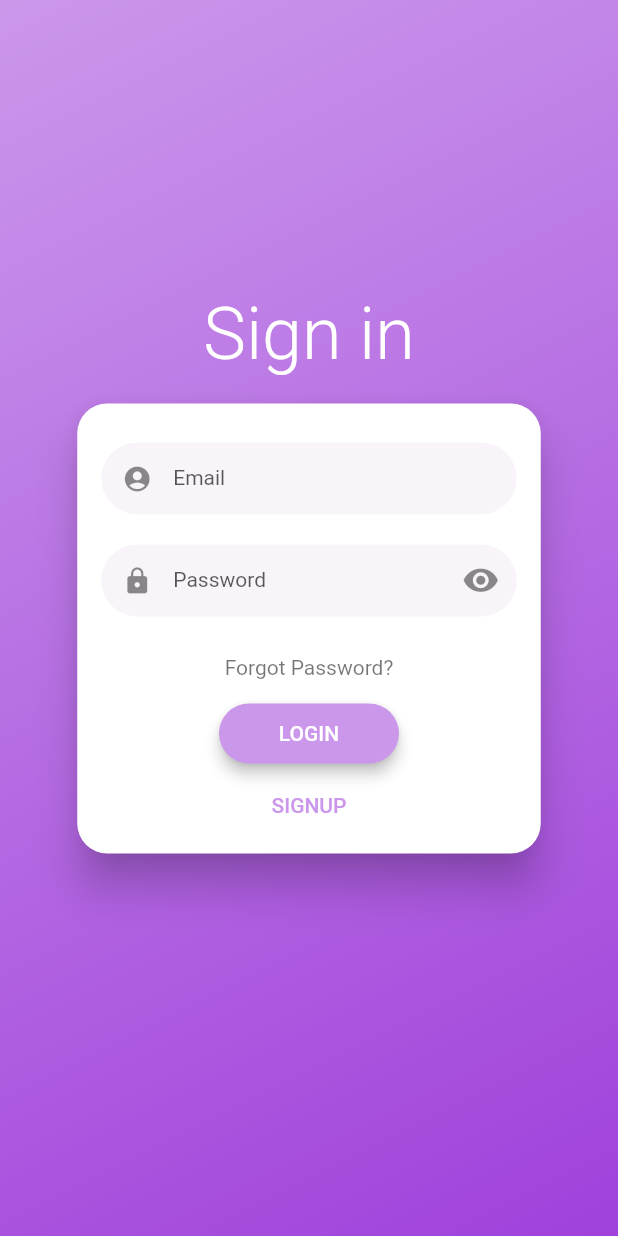
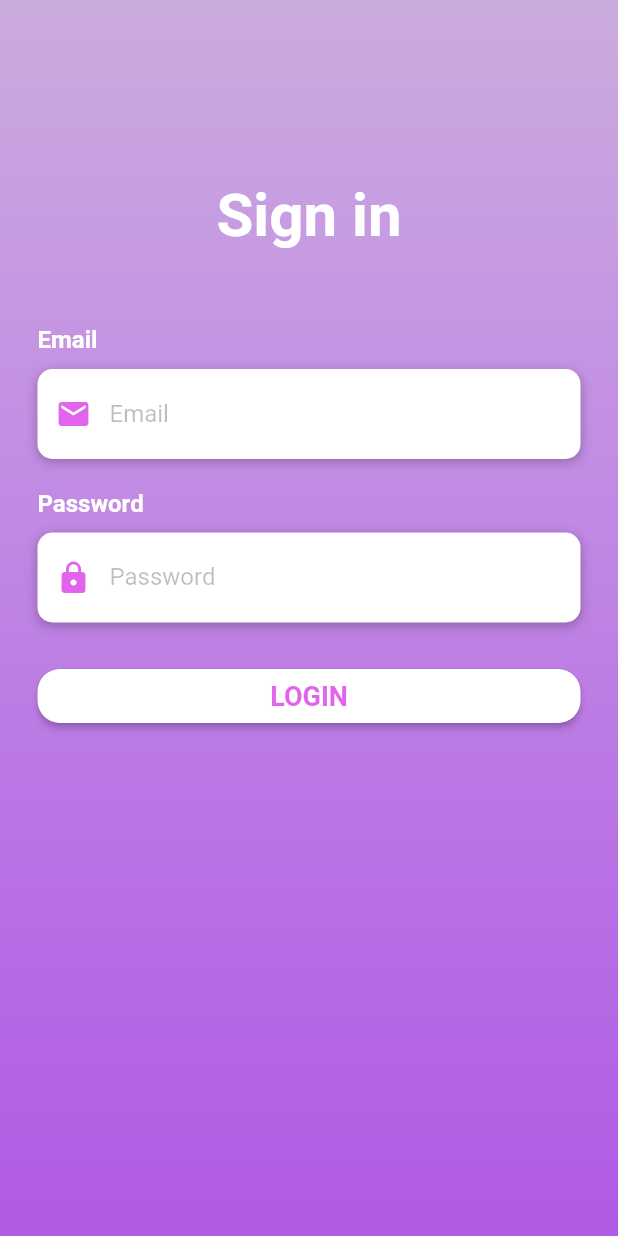
Before and after one commit to Farfaneti/progetto, a Flutter app: the screen it shows after launch, in the side drawer, after a tap on "Logout", on a phone screen of 412 x 824 dp. Run offline on Flutter 3.47's test engine with Material 2 defaults, Android fonts, the phone set to English and light mode, and no system bars; drawn by our look-alikes of flutter_login; our stand-ins replace email_validator, expandable, google_nav_bar, material_design_icons_flutter, shared_preferences, table_calendar.

Commit message:
Revert "login flow"

```diff
--- a/lib/screens/homepage.dart
+++ b/lib/screens/homepage.dart
@@ -145,7 +145,7 @@ class _HomePageState extends State<HomePage> with TickerProviderStateMixin {
               Navigator.pop(context);
               Navigator.of(context).pushReplacement(
                 MaterialPageRoute(
-                  builder: (context) =>  LoginPage(),
+                  builder: (context) => Login_screen(),
                 ),
               );
             },
--- a/lib/screens/login_screen.dart
+++ b/lib/screens/login_screen.dart
@@ -1,79 +1,166 @@
 import 'package:flutter/material.dart';
-import 'package:flutter_login/flutter_login.dart';
-import 'package:progetto/methods/theme.dart';
-import 'package:shared_preferences/shared_preferences.dart';
 
-import 'homepage.dart';
+import 'package:flutter/services.dart';
 
-class LoginPage extends StatefulWidget {
-  const LoginPage({Key? key}) : super(key: key);
-
-  static const routename = 'LoginPage';
-
+class Login_screen extends StatefulWidget {
   @override
-  State<LoginPage> createState() => _LoginPageState();
+  _LoginScreenState createState() => _LoginScreenState();
 }
 
-class _LoginPageState extends State<LoginPage> {
-  @override
-  void initState() {
-    super.initState();
-    //Check if the user is already logged in before rendering the login page
-    _checkLogin();
-  }//initState
+Widget buildEmail() {
+  return Column(
+    crossAxisAlignment: CrossAxisAlignment.start,
+    children: <Widget>[
+      const Text(
+        'Email',
+        style: TextStyle(
+            color: Colors.white, fontSize: 16, fontWeight: FontWeight.bold),
+      ),
+      const SizedBox(height: 10),
+      Container(
+          alignment: Alignment.centerLeft,
+          decoration: BoxDecoration(
+              color: Colors.white,
+              borderRadius: BorderRadius.circular(10),
+              boxShadow: const [
+                BoxShadow(
+                    color: Colors.black26, blurRadius: 6, offset: Offset(0, 2))
+              ]),
+          height: 60,
+          child: const TextField(
+            keyboardType: TextInputType.emailAddress,
+            style: TextStyle(color: Colors.black87),
+            decoration: InputDecoration(
+                border: InputBorder.none,
+                contentPadding: EdgeInsets.only(top: 14),
+                prefixIcon: Icon(
+                  Icons.email,
+                  color: Color.fromARGB(204, 219, 61, 233),
+                ),
+                hintText: 'Email',
+                hintStyle: TextStyle(color: Colors.black26)),
+          ))
+    ],
+  );
+}
 
+Widget buildPassword() {
+  return Column(
+    crossAxisAlignment: CrossAxisAlignment.start,
+    children: <Widget>[
+      const Text(
+        'Password',
+        style: TextStyle(
+            color: Colors.white, fontSize: 16, fontWeight: FontWeight.bold),
+      ),
+      const SizedBox(height: 10),
+      Container(
+          alignment: Alignment.centerLeft,
+          decoration: BoxDecoration(
+              color: Colors.white,
+              borderRadius: BorderRadius.circular(10),
+              boxShadow: const [
+                BoxShadow(
+                    color: Colors.black26, blurRadius: 6, offset: Offset(0, 2))
+              ]),
+          height: 60,
+          child: const TextField(
+            obscureText: true,
+            style: TextStyle(color: Colors.black87),
+            decoration: InputDecoration(
+                border: InputBorder.none,
+                contentPadding: EdgeInsets.only(top: 14),
+                prefixIcon: Icon(
+                  Icons.lock,
+                  color: Color.fromARGB(204, 219, 61, 233),
+                ),
+                hintText: 'Password',
+                hintStyle: TextStyle(color: Colors.black26)),
+          ))
+    ],
+  );
+}
 
+// Widget BuildForgotPassword() {
+//   return Container(
+//     alignment: Alignment.centerRight,
+//     child: TextButton(
+//       onPressed: () => print('Forgot Password Pressed'),
+//       child: Text('Forgot Password',
+//           style: TextStyle(color: Colors.white, fontWeight: FontWeight.bold)),
+//     ),
+//   );
+// }
 
+Widget buildLoginBtn() {
+  return Container(
+      padding: EdgeInsets.symmetric(vertical: 25),
+      width: double.infinity,
+      child: ElevatedButton(
+        onPressed: () => print('Login Pressed'),
+        style: ElevatedButton.styleFrom(
+          backgroundColor: Colors.white,
+          shape: RoundedRectangleBorder(
+            borderRadius: BorderRadius.circular(15),
+          ),
+        ),
+        child: const Text(
+          'LOGIN',
+          style: TextStyle(
+              color: Color.fromARGB(204, 219, 61, 233),
+              fontSize: 18,
+              fontWeight: FontWeight.bold),
+        ),
+      ));
+}
 
-
-  void _checkLogin() async {
-    //Get the SharedPreference instance and check if the value of the 'username' filed is set or not
-    final sp = await SharedPreferences.getInstance();
-    if(sp.getString('username') != null){
-      //If 'username is set, push the HomePage
-      _toHomePage(context);
-    }//if
-  }//_checkLogin
-
-  Future<String> _loginUser(LoginData data) async {
-    if(data.name == 'bug@expert.com' && data.password == '5TrNgP5Wd'){
-
-      final sp = await SharedPreferences.getInstance();
-      sp.setString('username', data.name);
-
-      return '';
-    } else {
-      return 'Wrong credentials';
-    }
-  }
- // _loginUser
-  Future<String> _signUpUser(SignupData data) async {
-    return 'To be implemented';
-  }
- // _signUpUser
-  Future<String> _recoverPassword(String email) async {
-    return 'Recover password functionality needs to be implemented';
-  }
-
-
- // _recoverPassword
-
+class _LoginScreenState extends State<Login_screen> {
   @override
   Widget build(BuildContext context) {
-    return FlutterLogin(
-      title: 'Sign in',
-      onLogin: _loginUser,
-      onSignup: _signUpUser,
-      onRecoverPassword: _recoverPassword,
-      onSubmitAnimationCompleted: () async{
-        _toHomePage(context);
-      },
-      theme: LoginTheme(primaryColor: FitnessAppTheme.lightPurple,
-      accentColor: Colors.white),
+    return Scaffold(
+      body: AnnotatedRegion<SystemUiOverlayStyle>(
+        value: SystemUiOverlayStyle.light,
+        child: GestureDetector(
+          child: Stack(
+            children: <Widget>[
+              Container(
+                height: double.infinity,
+                width: double.infinity,
+                decoration: const BoxDecoration(
+                    gradient: LinearGradient(
+                        begin: Alignment.topCenter,
+                        end: Alignment.bottomCenter,
+                        colors: [
+                      Color.fromARGB(195, 188, 148, 213),
+                      Color.fromARGB(195, 179, 111, 221),
+                      Color.fromARGB(195, 166, 75, 222),
+                      Color.fromARGB(195, 152, 41, 221),
+                    ])),
+                child: SingleChildScrollView(
+                    physics: AlwaysScrollableScrollPhysics(),
+                    padding:
+                        EdgeInsets.symmetric(horizontal: 25, vertical: 120),
+                    child: Column(
+                      mainAxisAlignment: MainAxisAlignment.center,
+                      children: <Widget>[
+                        Text('Sign in',
+                            style: TextStyle(
+                                color: Colors.white,
+                                fontSize: 40,
+                                fontWeight: FontWeight.bold)),
+                        SizedBox(height: 50),
+                        buildEmail(),
+                        SizedBox(height: 20),
+                        buildPassword(),
+                        // BuildForgotPassword(),
+                        buildLoginBtn()
+                      ],
+                    )),
+              )
+            ],
+          ),
+        ),
+      ),
     );
-  } // build
-  void _toHomePage(BuildContext context){
-    Navigator.of(context).pushReplacement(MaterialPageRoute(builder: (context) => HomePage(title: 'Homepage',)));
-  }//_toHomePage
-
-  } // LoginScreen
+  }
+}
--- a/lib/screens/splash.dart
+++ b/lib/screens/splash.dart
@@ -11,7 +11,7 @@ class Splash extends StatelessWidget {
   // Method for navigation SplashPage -> Login
   void _toLoginPage(BuildContext context) {
     Navigator.of(context).pushReplacement(MaterialPageRoute(
-        builder: (context) => LoginPage(
+        builder: (context) => Login_screen(
             //title: 'LoginPage',
             )));
   } //_toHomePage
--- a/pubspec.yaml
+++ b/pubspec.yaml
@@ -45,7 +45,6 @@ dependencies:
   string_validator: ^0.3.0
   path_provider: ^2.0.4
   shared_preferences: ^2.0.8
-  flutter_login: ^4.1.1
 
 dev_dependencies:
   flutter_test:
```
Also changed, not shown: pubspec.lock, 5 other files.
